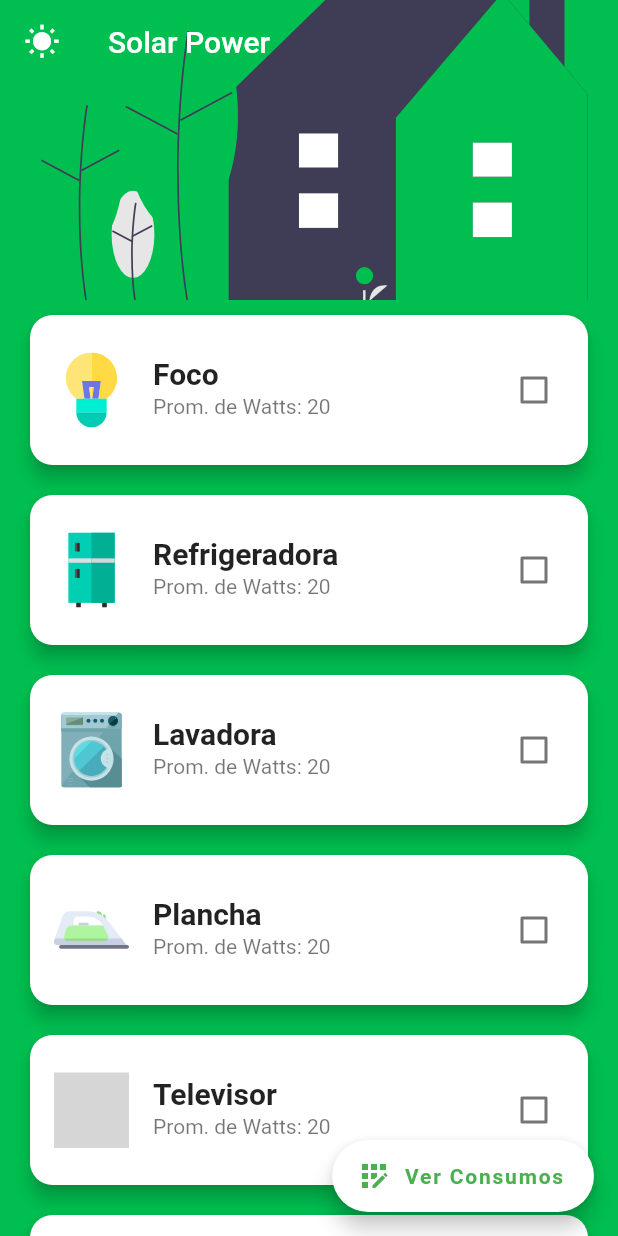
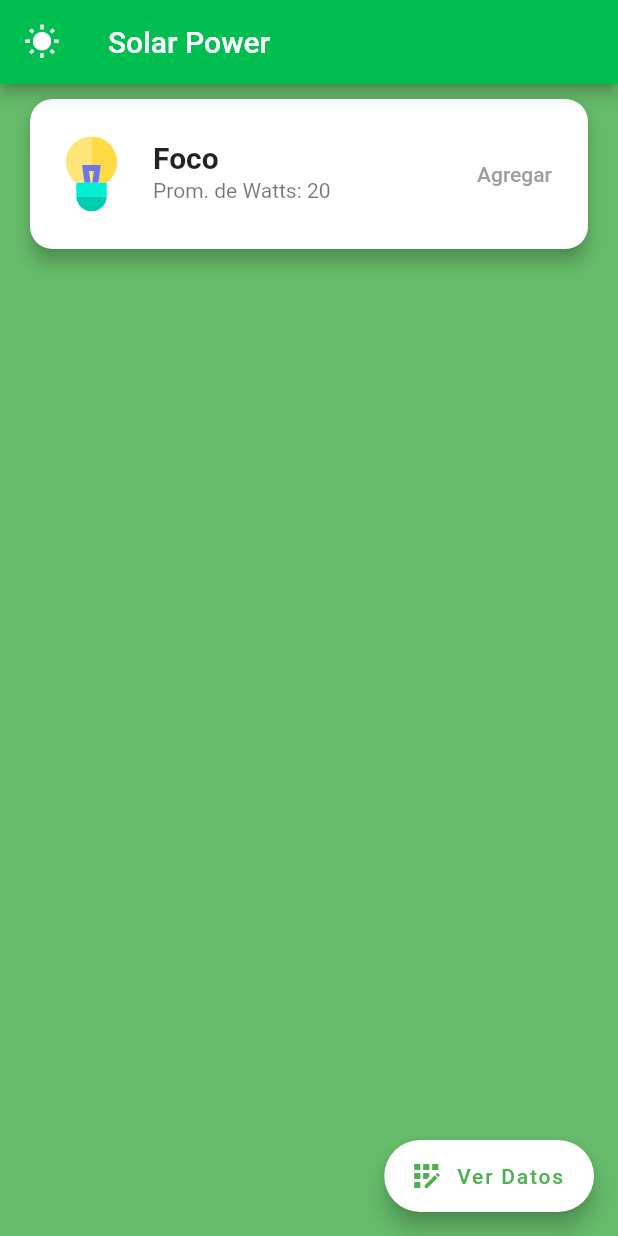
Before and after one commit to zentaury/flutter_solar_power, a Flutter app: the screen it shows after launch, on a phone screen of 412 x 824 dp. Run offline on Flutter 3.47's test engine with Material 2 defaults, Android fonts, the phone set to English and light mode, and no system bars; our stand-ins replace flutter_svg; grey boxes are pictures that could not be loaded.

Commit message:
Se creó la vista de toma de datos para electrodomesticos y sistema de energia.

```diff
--- a/lib/main.dart
+++ b/lib/main.dart
@@ -1,21 +1,26 @@
 import 'package:flutter/material.dart';
+import 'package:provider/provider.dart';
 
 import 'package:solar_power/routes/routes.dart';
+import 'package:solar_power/services/electrodomestico_service.dart';
+import 'package:solar_power/styles/theme.dart';
 
 void main() => runApp(MyApp());
 
 class MyApp extends StatelessWidget {
-  Color primaryColor = Color(0xff00BF50);
   @override
   Widget build(BuildContext context) {
-    return MaterialApp(
-      theme: ThemeData(
-        primaryColor: primaryColor,
+    return MultiProvider(
+      providers: [
+        ChangeNotifierProvider(create: (_) => new ElectrodomesticoService()),
+      ],
+      child: MaterialApp(
+        theme: appTheme(),
+        debugShowCheckedModeBanner: false,
+        initialRoute: Routes.electrodomesticos,
+        routes: appRoutes(),
+        title: 'Solar Power',
       ),
-      debugShowCheckedModeBanner: false,
-      initialRoute: '/home',
-      routes: appRoutes(),
-      title: 'Solar Power',
     );
   }
 }
--- /dev/null
+++ b/lib/models/electrodomestico_model.dart
@@ -0,0 +1,8 @@
+class Electrodomestico {
+  String nombre;
+  double watts;
+  bool activo;
+  String img;
+
+  Electrodomestico({this.nombre, this.watts, this.activo, this.img});
+}
--- /dev/null
+++ b/lib/pages/datos_electrodomesticos_page.dart
@@ -0,0 +1,44 @@
+import 'package:flutter/material.dart';
+import 'package:solar_power/routes/routes.dart';
+import 'package:solar_power/widgets/custom_electrodomesticos_data_card.dart';
+
+class DatosElectrodomesticosPage extends StatelessWidget {
+  static final pageName = '/datos';
+  @override
+  Widget build(BuildContext context) {
+    return Scaffold(
+      floatingActionButton: _CustomFloatingActionButton(),
+      appBar: AppBar(
+        title: Text(
+          'Datos de Electrodomésticos',
+          style: TextStyle(
+            color: Colors.white,
+          ),
+        ),
+      ),
+      body: Container(
+        child: ListView(
+          children: [
+            CustomElectrodomesticoDataCard(),
+          ],
+        ),
+      ),
+    );
+  }
+}
+
+class _CustomFloatingActionButton extends StatelessWidget {
+  const _CustomFloatingActionButton({
+    Key key,
+  }) : super(key: key);
+
+  @override
+  Widget build(BuildContext context) {
+    return FloatingActionButton.extended(
+      backgroundColor: Colors.green,
+      icon: Icon(Icons.calculate),
+      label: Text('Sistema de Energía'),
+      onPressed: () => Navigator.pushNamed(context, Routes.sistemaEnergia),
+    );
+  }
+}
--- /dev/null
+++ b/lib/pages/electrodomesticos_page.dart
@@ -0,0 +1,64 @@
+import 'package:flutter/material.dart';
+import 'package:solar_power/routes/routes.dart';
+
+import 'package:solar_power/widgets/custom_electrodomestico_card.dart';
+
+class ElectrodomesticosPage extends StatelessWidget {
+  static final pageName = '/electrodomesticos';
+  @override
+  Widget build(BuildContext context) {
+    return Scaffold(
+      floatingActionButton: _CustomFloatingActionButton(),
+      backgroundColor: Colors.green[400],
+      appBar: AppBar(
+        leading: Icon(
+          Icons.wb_sunny,
+          color: Colors.white,
+        ),
+        title: Text(
+          'Solar Power',
+          style: TextStyle(color: Colors.white),
+        ),
+      ),
+      body: Container(
+        child: ListView(
+          children: [
+            CustomElectrodomesticoCard(
+              nombre: 'Foco',
+              imgSVG: 'assets/foco.svg',
+              watts: 20,
+              onPressed: _agregarDatos,
+            ),
+          ],
+        ),
+      ),
+    );
+  }
+
+  _agregarDatos() {
+    print('Agregar presionado');
+  }
+}
+
+class _CustomFloatingActionButton extends StatelessWidget {
+  const _CustomFloatingActionButton({
+    Key key,
+  }) : super(key: key);
+
+  @override
+  Widget build(BuildContext context) {
+    return FloatingActionButton.extended(
+      backgroundColor: Colors.white,
+      icon: Icon(
+        Icons.app_registration,
+        color: Colors.green,
+      ),
+      label: Text(
+        'Ver Datos',
+        style: TextStyle(color: Colors.green),
+      ),
+      onPressed: () =>
+          Navigator.pushNamed(context, Routes.datosElectrodomesticos),
+    );
+  }
+}
--- a/lib/pages/home_page.dart
+++ b/lib/pages/home_page.dart
@@ -1,8 +1,10 @@
 import 'package:flutter/material.dart';
 
 import 'package:flutter_svg/flutter_svg.dart';
+
 import 'package:solar_power/models/checkbox_list_model.dart';
-import 'package:solar_power/pages/objects_page.dart';
+import 'package:solar_power/pages/datos_electrodomesticos_page.dart';
+import 'package:solar_power/routes/routes.dart';
 import 'package:solar_power/styles/my_icons.dart';
 
 class HomePage extends StatefulWidget {
@@ -35,7 +37,7 @@ class _HomePageState extends State<HomePage> {
             style: TextStyle(color: Colors.green, fontWeight: FontWeight.bold),
           ),
           onPressed: () {
-            Navigator.pushNamed(context, ObjectsPage.pageName);
+            Navigator.pushNamed(context, Routes.datosElectrodomesticos);
           }),
       backgroundColor: backgroundColor,
       body: SafeArea(
--- a/lib/pages/objects_page.dart
+++ b/lib/pages/report_page.dart
@@ -1,12 +1,11 @@
 import 'package:flutter/material.dart';
 
-class ObjectsPage extends StatelessWidget {
-  static final pageName = '/objects';
+class ReportPage extends StatelessWidget {
   @override
   Widget build(BuildContext context) {
     return Scaffold(
       body: Center(
-        child: Text('Objects Page'),
+        child: Text('Report Page'),
       ),
     );
   }
--- a/lib/routes/routes.dart
+++ b/lib/routes/routes.dart
@@ -1,13 +1,22 @@
 import 'package:flutter/material.dart';
+import 'package:solar_power/pages/electrodomesticos_page.dart';
 
 import 'package:solar_power/pages/home_page.dart';
-import 'package:solar_power/pages/objects_page.dart';
-import 'package:solar_power/pages/results_page.dart';
+import 'package:solar_power/pages/datos_electrodomesticos_page.dart';
+import 'package:solar_power/pages/datos_sistema_de_energ%C3%ADa_page.dart';
 
 Map<String, WidgetBuilder> appRoutes() {
   return <String, WidgetBuilder>{
-    HomePage.pageName: (_) => HomePage(),
-    ObjectsPage.pageName: (_) => ObjectsPage(),
-    ResultsPage.pageName: (_) => ResultsPage(),
+    Routes.electrodomesticos: (_) => ElectrodomesticosPage(),
+    Routes.home: (_) => HomePage(),
+    Routes.datosElectrodomesticos: (_) => DatosElectrodomesticosPage(),
+    Routes.sistemaEnergia: (_) => DatosSistemaEnergiaPage(),
   };
 }
+
+class Routes {
+  static final electrodomesticos = ElectrodomesticosPage.pageName;
+  static final home = HomePage.pageName;
+  static final sistemaEnergia = DatosSistemaEnergiaPage.pageName;
+  static final datosElectrodomesticos = DatosElectrodomesticosPage.pageName;
+}
--- /dev/null
+++ b/lib/services/electrodomestico_service.dart
@@ -0,0 +1,20 @@
+import 'package:flutter/material.dart';
+
+import 'package:solar_power/models/electrodomestico_model.dart';
+
+class ElectrodomesticoService with ChangeNotifier {
+  Electrodomestico _electrodomestico;
+
+  Electrodomestico get electrodomestico => this._electrodomestico;
+  bool get existeElectrodomestico =>
+      (this._electrodomestico != null) ? true : false;
+
+  set electrodomestico(Electrodomestico electrodomestico) {
+    this._electrodomestico = electrodomestico;
+    notifyListeners();
+  }
+
+  void electrodomesticoAgregado() {
+    this._electrodomestico.activo = true;
+  }
+}
--- /dev/null
+++ b/lib/styles/theme.dart
@@ -0,0 +1,9 @@
+import 'package:flutter/material.dart';
+
+ThemeData appTheme() {
+  Color primaryColor = Color(0xff00BF50);
+  return ThemeData(
+    primaryColor: primaryColor,
+    primaryColorBrightness: Brightness.dark,
+  );
+}
--- /dev/null
+++ b/lib/widgets/custom_electrodomestico_card.dart
@@ -0,0 +1,65 @@
+import 'package:flutter/material.dart';
+
+import 'package:flutter_svg/flutter_svg.dart';
+
+class CustomElectrodomesticoCard extends StatefulWidget {
+  final String imgSVG;
+  final String nombre;
+  final int watts;
+  final Function onPressed;
+
+  const CustomElectrodomesticoCard({
+    this.nombre,
+    this.imgSVG,
+    this.watts,
+    this.onPressed,
+  });
+
+  @override
+  _CustomElectrodomesticoCardState createState() =>
+      _CustomElectrodomesticoCardState();
+}
+
+class _CustomElectrodomesticoCardState
+    extends State<CustomElectrodomesticoCard> {
+  @override
+  Widget build(BuildContext context) {
+    return Card(
+      elevation: 5,
+      margin: EdgeInsets.symmetric(horizontal: 20, vertical: 10),
+      shape: RoundedRectangleBorder(
+        borderRadius: BorderRadius.circular(15),
+      ),
+      child: Container(
+        height: 100,
+        child: Center(
+          child: ListTile(
+              leading: CircleAvatar(
+                radius: 25.0,
+                backgroundColor: Colors.transparent,
+                child: SvgPicture.asset(
+                  widget.imgSVG, //String assets imagen de electrodomestico
+                  fit: BoxFit.contain,
+                ),
+              ),
+              title: Text(
+                widget.nombre, //String nombre del electrodomestico
+                style: TextStyle(
+                  fontSize: 20,
+                  fontWeight: FontWeight.bold,
+                ),
+              ),
+              subtitle: Text(
+                  'Prom. de Watts: ${widget.watts}'), //Watts del electrodomestico
+              trailing: TextButton(
+                child: Text(
+                  'Agregar',
+                  style: TextStyle(color: Colors.grey),
+                ),
+                onPressed: widget.onPressed,
+              )),
+        ),
+      ),
+    );
+  }
+}
--- a/pubspec.yaml
+++ b/pubspec.yaml
@@ -25,6 +25,7 @@ dependencies:
     sdk: flutter
   cupertino_icons: ^1.0.2
   flutter_svg: ^0.22.0
+  provider: ^5.0.0
 
 dev_dependencies:
   flutter_test:
```
Also changed, not shown: lib/models/electrodomestico_data_model.dart (added, +8 -0 lines), lib/pages/datos_sistema_de_energía_page.dart (added, +48 -0 lines), lib/pages/results_page.dart (deleted, +0 -13 lines), lib/widgets/custom_data_results_card.dart (added, +52 -0 lines), lib/widgets/custom_electrodomesticos_data_card.dart (added, +94 -0 lines), pubspec.lock.
